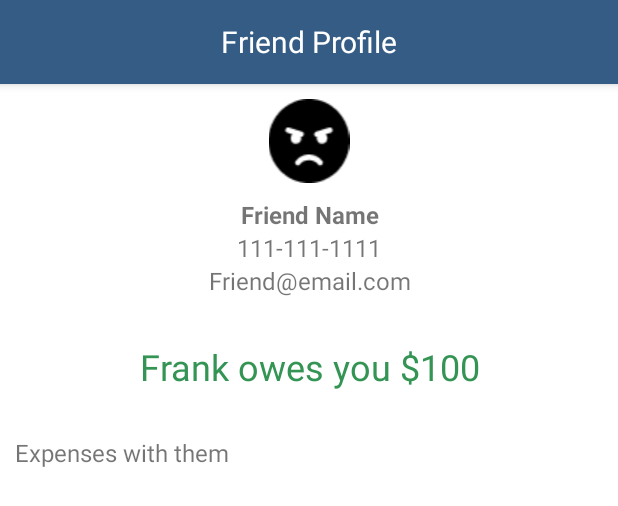
After one commit to RosaGao/split-app-uima, an Android app: the layout friend_profile.xml on its own in the app's theme, with its tools: preview values and no code run, on a phone screen of 412 x 824 dp. The commit adds this screen. Shown: the top 506 px of the screen. Run offline under Robolectric (Android 15) with nearby library versions, the phone set to English and light mode, and no system bars; Roboto replaces fonts that are not available here.

Commit message:
feat: make friend profile page layout

```diff
--- a/app/src/main/res/layout/fragment_friend.xml
+++ b/app/src/main/res/layout/fragment_friend.xml
@@ -1,14 +1,58 @@
 <?xml version="1.0" encoding="utf-8"?>
-<FrameLayout xmlns:android="http://schemas.android.com/apk/res/android"
+<androidx.coordinatorlayout.widget.CoordinatorLayout xmlns:android="http://schemas.android.com/apk/res/android"
+    xmlns:app="http://schemas.android.com/apk/res-auto"
     xmlns:tools="http://schemas.android.com/tools"
+    android:id="@+id/friend_fragment_layout"
     android:layout_width="match_parent"
     android:layout_height="match_parent"
-    tools:context=".ui.friend.FriendFragment">
+    tools:context="com.example.split.ui.friend.FriendFragment">
+
+    <com.google.android.material.appbar.AppBarLayout
+        android:id="@+id/friendFragmentAppbarLayout"
+
+        android:layout_width="match_parent"
+        android:layout_height="wrap_content">
+
+        <androidx.appcompat.widget.Toolbar
+            android:id="@+id/friendFragmentAppBar"
+            android:layout_width="match_parent"
+            android:layout_height="?attr/actionBarSize">
+
+            <TextView
+                android:id="@+id/friendsTitle"
+                android:layout_width="wrap_content"
+                android:layout_height="wrap_content"
+                android:layout_gravity="center"
+                android:gravity="center"
+                android:text="Friends"
+                android:textColor="@color/white"
+                android:textSize="20sp" />
+
+        </androidx.appcompat.widget.Toolbar>
+
+    </com.google.android.material.appbar.AppBarLayout>
 
     <TextView
-        android:id="@+id/text_chat"
+        android:id="@+id/emptyFriendView"
+        android:layout_width="match_parent"
+        android:layout_height="wrap_content"
+        android:layout_gravity="center_horizontal"
+        android:layout_marginTop="10dp"
+        android:gravity="center_horizontal"
+        android:text="No Friends"
+        android:textAlignment="center"
+        android:textColor="@color/transparent"
+        android:textSize="16sp"
+        android:visibility="invisible" />
+
+    <FrameLayout
+        android:id="@+id/friendFrameLayout"
         android:layout_width="match_parent"
         android:layout_height="match_parent"
-        android:text="Hello" />
+        app:layout_behavior="@string/appbar_scrolling_view_behavior">
 
-</FrameLayout>
+        <include layout="@layout/friend_list" />
+
+    </FrameLayout>
+
+</androidx.coordinatorlayout.widget.CoordinatorLayout>
--- /dev/null
+++ b/app/src/main/res/layout/friend_profile.xml
@@ -0,0 +1,114 @@
+<?xml version="1.0" encoding="utf-8"?>
+<androidx.constraintlayout.widget.ConstraintLayout xmlns:android="http://schemas.android.com/apk/res/android"
+    xmlns:app="http://schemas.android.com/apk/res-auto"
+    android:layout_width="match_parent"
+    android:layout_height="match_parent"
+    android:textAlignment="center">
+
+    <com.google.android.material.appbar.AppBarLayout
+        android:id="@+id/friendProfileAppbarLayout"
+
+        android:layout_width="match_parent"
+        android:layout_height="wrap_content"
+        app:layout_constraintEnd_toEndOf="parent"
+        app:layout_constraintStart_toStartOf="parent"
+        app:layout_constraintTop_toTopOf="parent">
+
+        <androidx.appcompat.widget.Toolbar
+            android:id="@+id/friendProfileToolbar"
+            android:layout_width="match_parent"
+            android:layout_height="?attr/actionBarSize">
+
+            <TextView
+                android:id="@+id/friendProfile"
+                android:layout_width="wrap_content"
+                android:layout_height="wrap_content"
+                android:layout_gravity="center"
+                android:gravity="center"
+                android:text="Friend Profile"
+                android:textColor="@color/white"
+                android:textSize="20sp" />
+
+        </androidx.appcompat.widget.Toolbar>
+
+    </com.google.android.material.appbar.AppBarLayout>
+
+    <LinearLayout
+        android:layout_width="0dp"
+        android:layout_height="0dp"
+        android:orientation="vertical"
+        app:layout_constraintBottom_toBottomOf="parent"
+        app:layout_constraintEnd_toEndOf="parent"
+        app:layout_constraintStart_toStartOf="parent"
+        app:layout_constraintTop_toBottomOf="@+id/friendProfileAppbarLayout">
+
+        <ImageView
+            android:id="@+id/profile_img"
+            android:layout_width="match_parent"
+            android:layout_height="wrap_content"
+            android:layout_margin="10dp"
+            android:layout_weight="0"
+            android:gravity="center_vertical"
+            app:srcCompat="@drawable/darkangry_icon" />
+
+        <TextView
+            android:id="@+id/friendName"
+            android:layout_width="match_parent"
+            android:layout_height="wrap_content"
+            android:layout_weight="0"
+            android:text="Friend Name"
+            android:textAlignment="center"
+            android:textSize="16sp"
+            android:textStyle="bold" />
+
+        <TextView
+            android:id="@+id/friendPhone"
+            android:layout_width="match_parent"
+            android:layout_height="wrap_content"
+            android:layout_weight="0"
+            android:text="111-111-1111"
+            android:textAlignment="center"
+            android:textSize="16sp"
+             />
+
+
+        <TextView
+            android:id="@+id/friendEmail"
+            android:layout_width="match_parent"
+            android:layout_height="wrap_content"
+            android:layout_weight="0"
+            android:text="Friend@email.com"
+            android:textAlignment="center"
+            android:textSize="16sp"
+             />
+
+
+        <TextView
+            android:id="@+id/status"
+            android:layout_width="match_parent"
+            android:layout_height="wrap_content"
+            android:layout_marginTop="30dp"
+            android:layout_weight="0"
+            android:text="Frank owes you $100"
+            android:textAlignment="center"
+            android:textColor="@color/green"
+            android:textSize="24dp" />
+
+
+        <TextView
+            android:id="@+id/expenseWithThemTitle"
+            android:layout_width="match_parent"
+            android:layout_height="wrap_content"
+            android:layout_marginLeft="10dp"
+            android:layout_marginTop="30dp"
+            android:layout_weight="0"
+            android:text="Expenses with them"
+            android:textSize="16sp" />
+
+        <include layout="@layout/friend_profile_expense_list" />
+
+
+
+    </LinearLayout>
+
+</androidx.constraintlayout.widget.ConstraintLayout>
--- /dev/null
+++ b/app/src/main/res/layout/friend_profile_expense_list.xml
@@ -0,0 +1,14 @@
+<?xml version="1.0" encoding="utf-8"?>
+<androidx.recyclerview.widget.RecyclerView xmlns:android="http://schemas.android.com/apk/res/android"
+    xmlns:app="http://schemas.android.com/apk/res-auto"
+    xmlns:tools="http://schemas.android.com/tools"
+    android:id="@+id/expense_list_home"
+    android:name="com.example.split.FriendProfileExpenseList"
+    android:layout_width="match_parent"
+    android:layout_height="match_parent"
+    android:layout_marginLeft="16dp"
+    android:layout_marginTop="10dp"
+    android:layout_marginRight="16dp"
+    app:layoutManager="LinearLayoutManager"
+    tools:context="com.example.split.ui.friend.FriendFragment"
+    tools:listitem="@layout/expense_list_content" />
```
